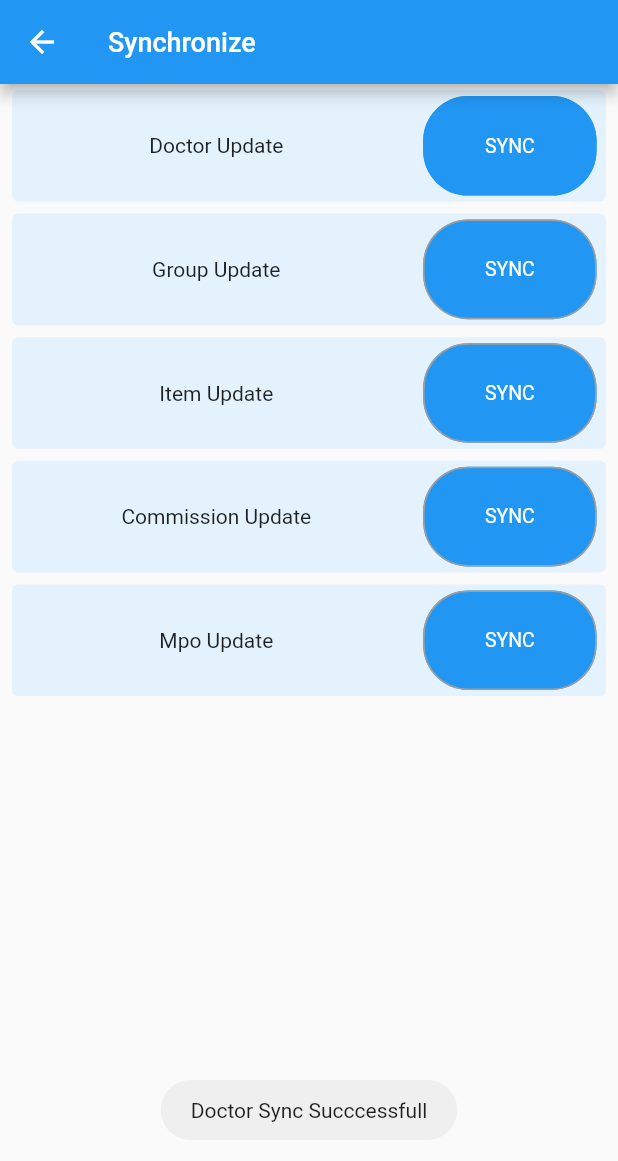
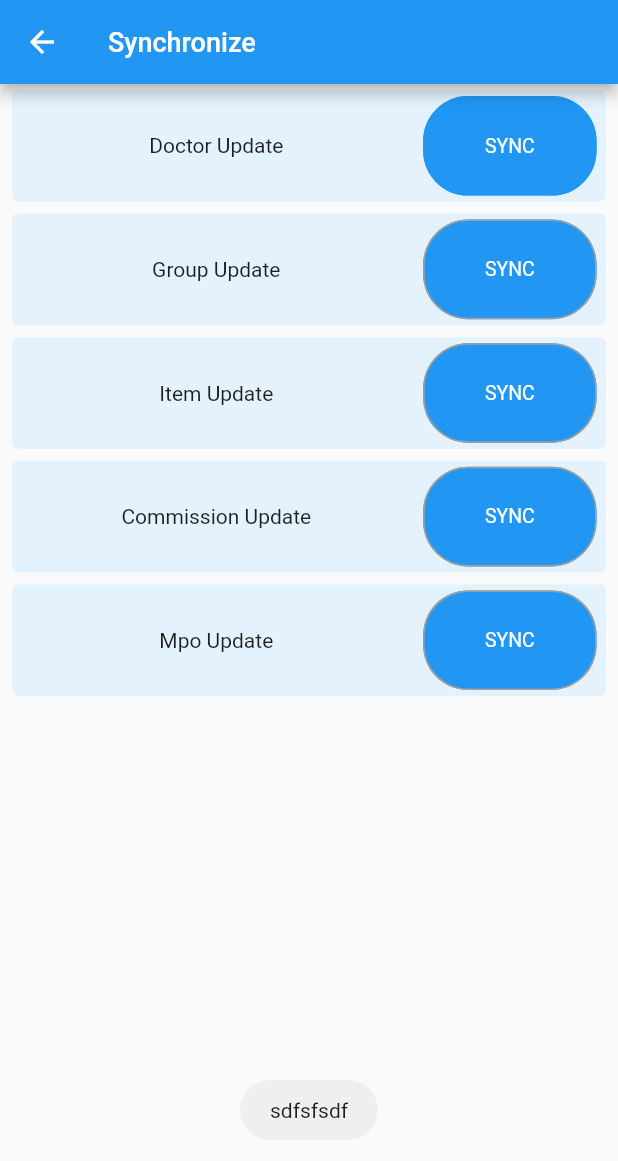
Before and after one commit to zakaria90024/deeplaid_apps_models, a Flutter app: the Sync screen opened directly, after a tap on "SYNC", on a phone screen of 412 x 824 dp. Shown: the top 1161 px of the screen. Run offline on Flutter 3.47's test engine with Material 2 defaults, Android fonts, the phone set to English and light mode, and no system bars; our stand-ins replace fluttertoast, sqflite; accounts and stored records are empty; network calls fail.

Commit message:
day2 - 19-Feb-2023, 20Feb- Otp, Post Request, 22-DashBoard Design full end.
26-Feb-2023 - Sync Page added. Doctor database Created. stored sql data sqflite. test case

```diff
--- a/lib/sync_deeplaid_apps/sync.dart
+++ b/lib/sync_deeplaid_apps/sync.dart
@@ -139,9 +139,28 @@ class _SyncState extends State<Sync> {
                                           "Length: ${_employees[0].strCustomerName}");
                                     });
 
+                                    CupertinoAlertDialog(
+                                      title: Text("Success"),
+                                      actions: [
+                                        CupertinoDialogAction(
+                                            onPressed: () {
+                                              Navigator.of(context).pop();
+                                            },
+                                            child: Text("Back")),
+                                        //https://blog.logrocket.com/creating-dialogs-flutter/ dialog from here
+                                        CupertinoDialogAction(
+                                            onPressed: () {
+                                              Fluttertoast.showToast(
+                                                  msg: "Doctor Sync Successful");
+                                            },
+                                            child: Text("Next")),
+                                      ],
+                                      content: Text("Saved successfully"),
+                                    );
+
+                                    Fluttertoast.showToast(msg: "sdfsfsdf");
                                     //Navigator.push((context), MaterialPageRoute(builder: (context)=>DBTestPage(title: 'title',)));
-                                    Fluttertoast.showToast(
-                                        msg: "Doctor Sync Succcessfull");
+
                                   },
                                   child: Card(
                                     shape: RoundedRectangleBorder(
```
